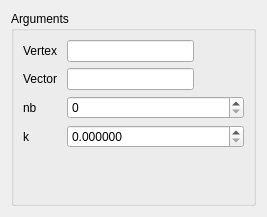
Before: the Qt Designer form src/HEXABLOCKGUI/MakeSpherical_QTD.ui in SalomePlatform/hexablock, drawn with Qt 5.
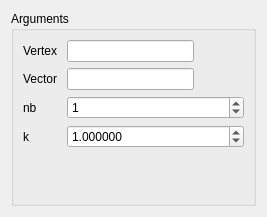
After: the same form once the commit is applied.

The edit to the form file:
```diff
--- a/src/HEXABLOCKGUI/MakeSpherical_QTD.ui
+++ b/src/HEXABLOCKGUI/MakeSpherical_QTD.ui
@@ -68,6 +68,9 @@
         <property name="maximum">
          <double>1000000000.000000000000000</double>
         </property>
+        <property name="value">
+         <double>1.000000000000000</double>
+        </property>
        </widget>
       </item>
       <item row="5" column="1">
@@ -75,6 +78,9 @@
         <property name="maximum">
          <number>1000000</number>
         </property>
+        <property name="value">
+         <number>1</number>
+        </property>
        </widget>
       </item>
       <item row="6" column="0">
```
